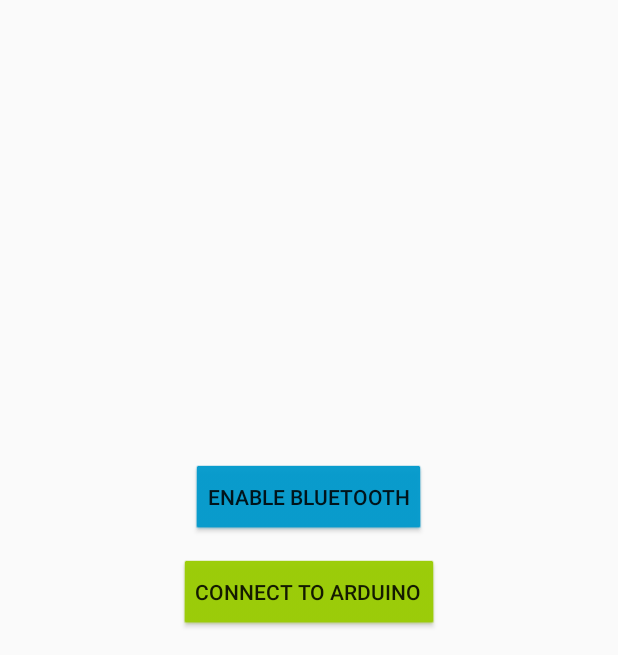
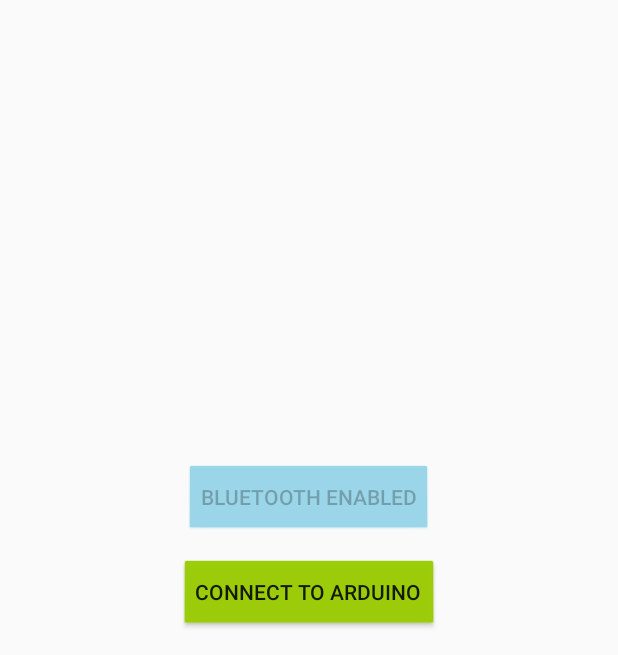
Before and after one commit to WimDeMeester/Vela, an Android app: the Bluetooth screen opened directly, with no data from a screen before it, after a tap on "ENABLE BLUETOOTH", on a phone screen of 412 x 824 dp, the part 581-1236 px from its top. Run offline under Robolectric (Android 15) with nearby library versions, the phone set to English and light mode, and no system bars.

Commit message:
Enable bluetooth, change enable bluetooth button.

```diff
--- a/app/src/main/java/org/deepskylog/vela/wizard/Bluetooth.java
+++ b/app/src/main/java/org/deepskylog/vela/wizard/Bluetooth.java
@@ -7,17 +7,33 @@
 import android.os.Bundle;
 import android.content.Intent;
 import android.view.View;
+import android.widget.Button;
 
 import org.deepskylog.vela.R;
 import org.deepskylog.vela.util.Android;
 
 public class Bluetooth extends AppCompatActivity {
 
+    BluetoothAdapter _mBluetoothAdapter = BluetoothAdapter.getDefaultAdapter();
+
     @Override
     protected void onCreate(Bundle savedInstanceState) {
         // TODO: Check if bluetooth is enabled. If this is the case, change the button and make the button unselectable
         super.onCreate(savedInstanceState);
         setContentView(R.layout.activity_wizard_bluetooth);
+
+        // TODO: Why is the image not shown on the Nexus 5?
+
+        if (_mBluetoothAdapter != null && _mBluetoothAdapter.isEnabled()) {
+            // Change the button to show that bluetooth is enabled.
+            Button mButton=(Button)this.getWindow().getDecorView().findViewById(R.id.enableBluetoothButton);
+            mButton.setText(R.string.bluetoothEnabled);
+
+            // Make the button unselectable
+            mButton.setActivated(false);
+            mButton.setEnabled(false);
+            mButton.setClickable(false);
+        }
     }
 
     public void arduinoButtonOnClick(View v) {
@@ -27,18 +43,27 @@
 
     public void enableBluetoothOnClick(View v) {
         // Check if the device has a bluetooth adapter
-        BluetoothAdapter mBluetoothAdapter = BluetoothAdapter.getDefaultAdapter();
-        if (mBluetoothAdapter == null) {
+        if (_mBluetoothAdapter == null) {
             // Device does not support Bluetooth
             Android.showDialog(this, R.string.noBluetooth, R.string.noBluetoothTitle, R.string.ok);
+        } else {
+            if (!_mBluetoothAdapter.isEnabled()) {
+                // Turn on bluetooth
+                Intent enableBtIntent = new Intent(BluetoothAdapter.ACTION_REQUEST_ENABLE);
+                int REQUEST_ENABLE_BT = 1;
+                startActivityForResult(enableBtIntent, REQUEST_ENABLE_BT);
+
+                // TODO: Wait for result!
+                // Change the button to show that bluetooth is enabled.
+                Button mButton=(Button)v.findViewById(R.id.enableBluetoothButton);
+                mButton.setText(R.string.bluetoothEnabled);
+
+                // Make the button unselectable
+                mButton.setActivated(false);
+                mButton.setEnabled(false);
+                mButton.setClickable(false);
+            }
         }
-
-        // TODO: Turn on bluetooth
-
-        // TODO: Change the button to show that bluetooth is enabled.
-        // TODO: Make the button unselectable
-
-        //Intent intent = new Intent(this, Bluetooth.class);
-        //startActivity(intent);
+    // TODO: If there is no bluetooth, go to the DeepskyLog activity
     }
 }
--- a/app/src/main/res/layout/activity_wizard_bluetooth.xml
+++ b/app/src/main/res/layout/activity_wizard_bluetooth.xml
@@ -37,7 +37,7 @@
             android:text="@string/enableBluetooth"
             android:layout_width="wrap_content"
             android:layout_height="wrap_content"
-            android:id="@+id/button"
+            android:id="@+id/enableBluetoothButton"
             android:background="@android:drawable/btn_default"
             android:backgroundTint="@android:color/holo_blue_dark"
             android:layout_above="@+id/startWizard"
--- a/app/src/main/res/values/strings.xml
+++ b/app/src/main/res/values/strings.xml
@@ -36,4 +36,5 @@
     <string name="noBluetooth">This device does not have a bluetooth adapter. You will not be able to connect to the Vela hardware and will only have limited functionalities.</string>
     <string name="noBluetoothTitle">No Bluetooth adapter</string>
     <string name="ok">Ok</string>
+    <string name="bluetoothEnabled">Bluetooth enabled</string>
 </resources>
```
Also changed, not shown: 1 other file.
